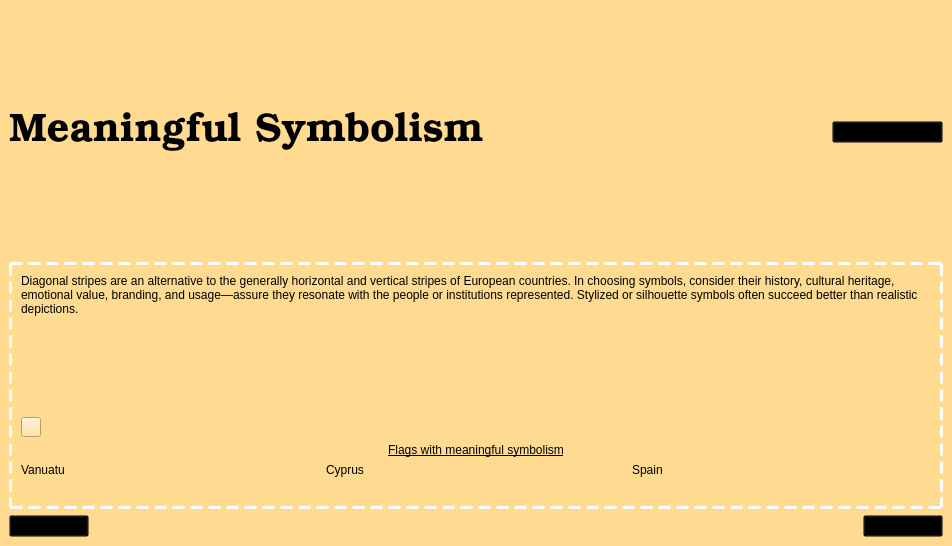
Qt form meaningfulsymbolismlesson.ui (zxjorge/EDApp) before a commit.
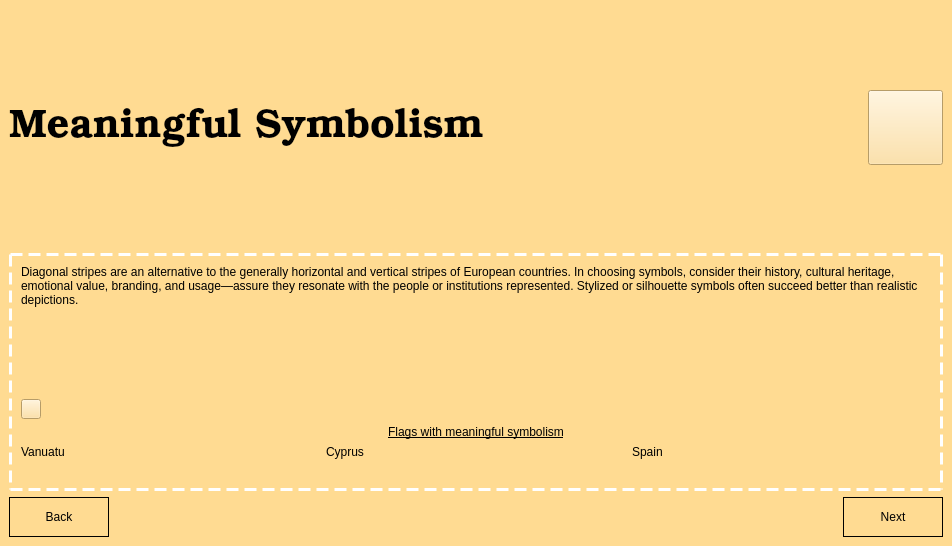
The same form after that commit. The open tabs and pages were chosen to show the change. Icons and pictures are not drawn. Custom widgets are drawn as their Qt base class.

Commit message: normalized ui's

```diff
--- a/meaningfulsymbolismlesson.ui
+++ b/meaningfulsymbolismlesson.ui
@@ -360,13 +360,17 @@
          <layout class="QHBoxLayout" name="horizontalLayout_2">
           <item>
            <widget class="QPushButton" name="mainMenu_2">
+            <property name="minimumSize">
+             <size>
+              <width>75</width>
+              <height>75</height>
+             </size>
+            </property>
             <property name="styleSheet">
-             <string notr="true">text-decoration: underline; 
-font: 9pt &quot;Arial Narrow&quot;;
-background-color: transparent;</string>
+             <string notr="true">border-image: url(:/Icons/home-menu-icon-21.jpg);</string>
             </property>
             <property name="text">
-             <string>Back to Main Menu</string>
+             <string/>
             </property>
            </widget>
           </item>
@@ -602,10 +606,16 @@
        <layout class="QHBoxLayout" name="horizontalLayout_3">
         <item>
          <widget class="QPushButton" name="nextButton_2">
+          <property name="minimumSize">
+           <size>
+            <width>100</width>
+            <height>40</height>
+           </size>
+          </property>
           <property name="styleSheet">
-           <string notr="true">text-decoration: underline; 
-font: 9pt &quot;Arial Narrow&quot;;
-background-color: transparent;</string>
+           <string notr="true">font: 300 14pt &quot;Bookman Old Style&quot;;
+background-color: transparent;
+border: 1px solid black;</string>
           </property>
           <property name="text">
            <string>Next</string>
@@ -627,10 +637,16 @@
         </item>
         <item>
          <widget class="QPushButton" name="backButton">
+          <property name="minimumSize">
+           <size>
+            <width>100</width>
+            <height>40</height>
+           </size>
+          </property>
           <property name="styleSheet">
-           <string notr="true">text-decoration: underline; 
-font: 9pt &quot;Arial Narrow&quot;;
-background-color: transparent;</string>
+           <string notr="true">font: 300 14pt &quot;Bookman Old Style&quot;;
+background-color: transparent;
+border: 1px solid black;</string>
           </property>
           <property name="text">
            <string>Back</string>
```
Left out of the diff: 84 changed lines with no effect on the pictures. The commit also changes 6 other files.
